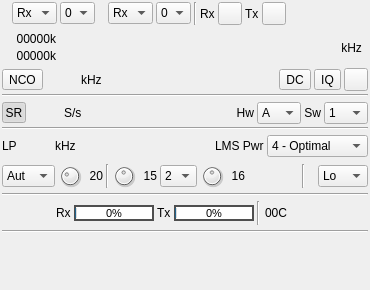
Qt form plugins/samplemimo/xtrxmimo/xtrxmimogui.ui (f4exb/sdrangel) before a commit.
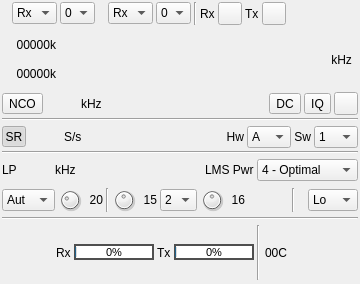
The same form after that commit. Icons and pictures are not drawn. Custom widgets are drawn as their Qt base class.

What changed in the file:
```diff
--- a/plugins/samplemimo/xtrxmimo/xtrxmimogui.ui
+++ b/plugins/samplemimo/xtrxmimo/xtrxmimogui.ui
@@ -6,8 +6,8 @@
    <rect>
     <x>0</x>
     <y>0</y>
-    <width>370</width>
-    <height>290</height>
+    <width>360</width>
+    <height>284</height>
    </rect>
   </property>
   <property name="sizePolicy">
@@ -19,7 +19,7 @@
   <property name="minimumSize">
    <size>
     <width>360</width>
-    <height>290</height>
+    <height>0</height>
    </size>
   </property>
   <property name="font">
@@ -1185,6 +1185,7 @@
        </property>
        <property name="font">
         <font>
+         <family>Liberation Sans</family>
          <pointsize>8</pointsize>
         </font>
        </property>
@@ -1274,30 +1275,6 @@
      </item>
     </layout>
    </item>
-   <item>
-    <widget class="Line" name="line_vga2">
-     <property name="orientation">
-      <enum>Qt::Horizontal</enum>
-     </property>
-    </widget>
-   </item>
-   <item>
-    <layout class="QHBoxLayout" name="padLayout">
-     <item>
-      <spacer name="verticalPadSpacer">
-       <property name="orientation">
-        <enum>Qt::Vertical</enum>
-       </property>
-       <property name="sizeHint" stdset="0">
-        <size>
-         <width>20</width>
-         <height>40</height>
-        </size>
-       </property>
-      </spacer>
-     </item>
-    </layout>
-   </item>
   </layout>
  </widget>
  <customwidgets>
@@ -1312,17 +1289,17 @@
    <extends>QToolButton</extends>
    <header>gui/buttonswitch.h</header>
   </customwidget>
-  <customwidget>
-   <class>ExternalClockButton</class>
-   <extends>QToolButton</extends>
-   <header>gui/externalclockbutton.h</header>
-  </customwidget>
   <customwidget>
    <class>ValueDialZ</class>
    <extends>QWidget</extends>
    <header>gui/valuedialz.h</header>
    <container>1</container>
   </customwidget>
+  <customwidget>
+   <class>ExternalClockButton</class>
+   <extends>QToolButton</extends>
+   <header>gui/externalclockbutton.h</header>
+  </customwidget>
  </customwidgets>
  <resources>
   <include location="../../../sdrgui/resources/res.qrc"/>
```
